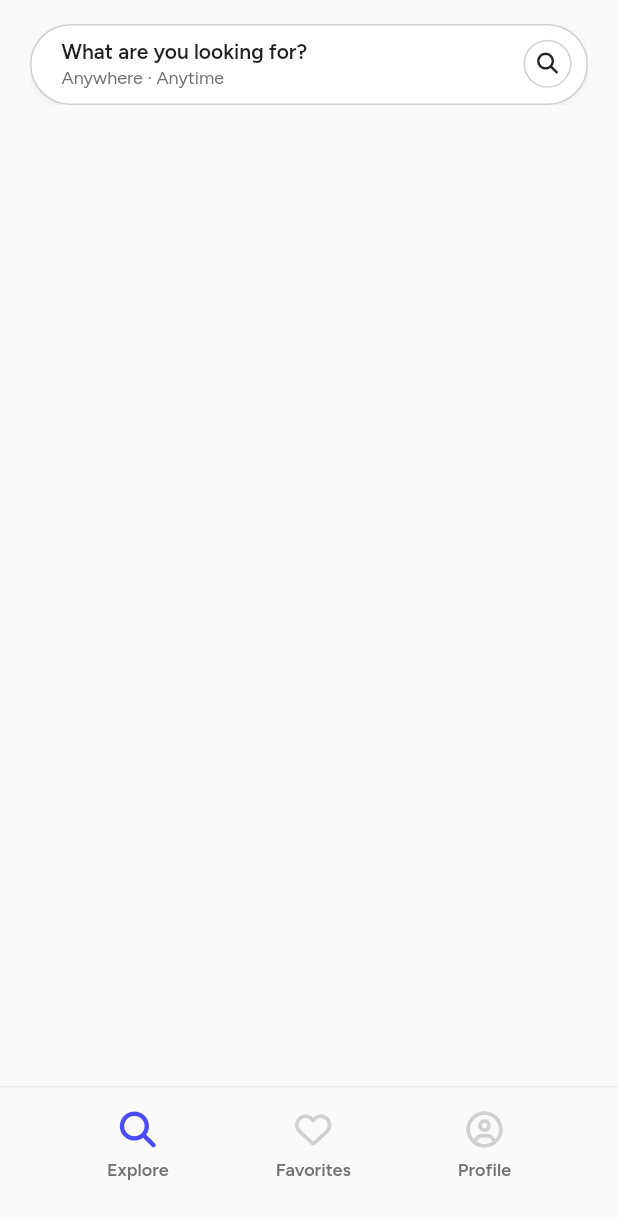
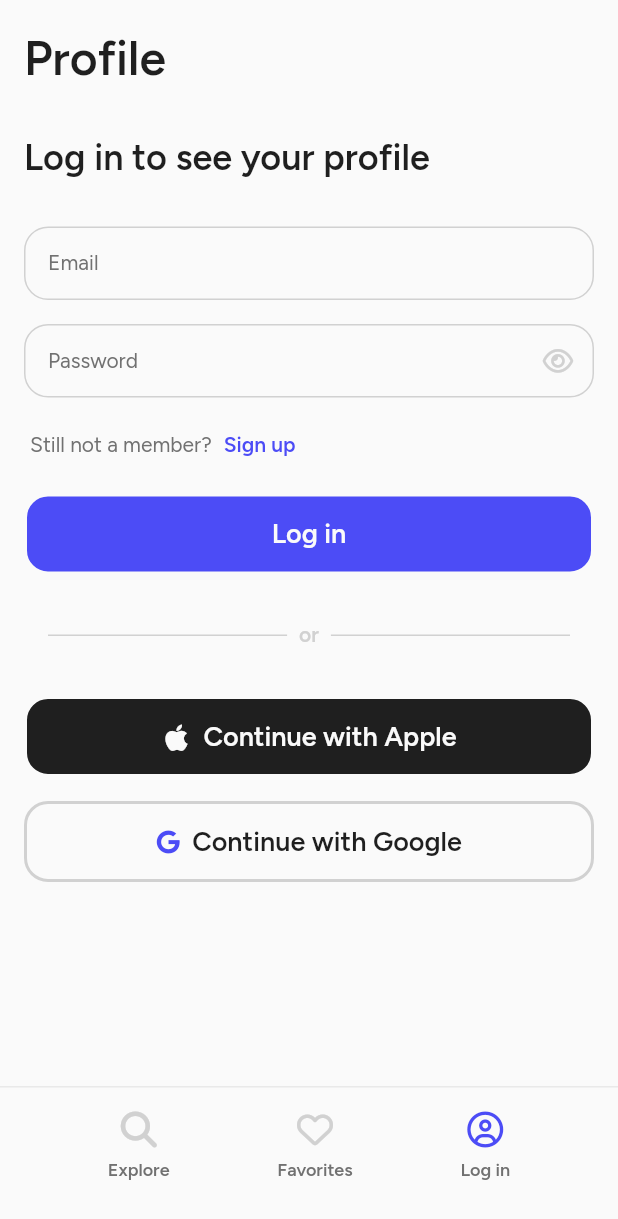
Before and after one commit to gvbsxmoon/closeby-app, a Flutter app: the screen it shows after launch, on a phone screen of 412 x 824 dp. Shown: the top 1219 px of the screen. Run offline on Flutter 3.47's test engine with Material 2 defaults, Android fonts, the phone set to English and light mode, and no system bars; our stand-ins replace font_awesome_flutter, go_router, google_fonts.

Commit message:
ADD | login page

```diff
--- a/lib/components/cb-components/button.dart
+++ b/lib/components/cb-components/button.dart
@@ -47,6 +47,7 @@ class _CBButtonState extends State<CBButton> {
           ),
         ),
         child: Row(
+            crossAxisAlignment: CrossAxisAlignment.center,
             mainAxisAlignment: widget.expanded
                 ? MainAxisAlignment.center
                 : MainAxisAlignment.start,
@@ -54,7 +55,7 @@ class _CBButtonState extends State<CBButton> {
               if (widget.icon != null)
                 Icon(
                   widget.icon,
-                  size: 16,
+                  size: widget.appleButton ? 20 : 16,
                   color: widget.outlined
                       ? AppColor.rebeccaPurple
                       : AppColor.offWhite,
--- /dev/null
+++ b/lib/components/cb-components/separator.dart
@@ -0,0 +1,39 @@
+import 'package:closeby/utils/colors.dart';
+import 'package:closeby/utils/fonts.dart';
+import 'package:flutter/material.dart';
+
+class CBSeparator extends StatelessWidget {
+  const CBSeparator({super.key});
+
+  @override
+  Widget build(BuildContext context) {
+    return Padding(
+      padding: const EdgeInsets.symmetric(vertical: 32.0),
+      child: Row(
+        crossAxisAlignment: CrossAxisAlignment.center,
+        children: [
+          const SizedBox(width: 16),
+          Expanded(
+            child: Divider(
+              thickness: 1,
+              color: AppColor.darkGrey,
+            ),
+          ),
+          const SizedBox(width: 8),
+          Text(
+            'or',
+            style: AppFonts.figtree(color: AppColor.darkGrey),
+          ),
+          const SizedBox(width: 8),
+          Expanded(
+            child: Divider(
+              thickness: 1,
+              color: AppColor.darkGrey,
+            ),
+          ),
+          const SizedBox(width: 16),
+        ],
+      ),
+    );
+  }
+}
--- a/lib/components/cb-components/text_field.dart
+++ b/lib/components/cb-components/text_field.dart
@@ -2,6 +2,7 @@ import 'package:closeby/utils/colors.dart';
 import 'package:closeby/utils/fonts.dart';
 import 'package:flutter/material.dart';
 import 'package:flutter/services.dart';
+import 'package:font_awesome_flutter/font_awesome_flutter.dart';
 
 class CBTextField extends StatefulWidget {
   const CBTextField({
@@ -12,6 +13,8 @@ class CBTextField extends StatefulWidget {
     this.keyboardType,
     this.controller,
     this.obscureText = false,
+    this.showPassword,
+    this.showEye = false,
     this.inputFormatters = const [],
     this.validator,
   });
@@ -20,6 +23,8 @@ class CBTextField extends StatefulWidget {
   final void Function(String)? onChanged;
   final TextInputType? keyboardType;
   final bool obscureText;
+  final Function()? showPassword;
+  final bool showEye;
   final bool borderColored;
   final TextEditingController? controller;
   final List<TextInputFormatter> inputFormatters;
@@ -51,15 +56,21 @@ class _CBTextFieldState extends State<CBTextField> {
       onChanged: (v) => setState(() {
         if (widget.onChanged != null) widget.onChanged!(v);
       }),
-      style: AppFonts.figtree(fontSize: 18),
+      style: AppFonts.figtree(),
       keyboardType: widget.keyboardType,
       obscureText: widget.obscureText,
       decoration: InputDecoration(
+        suffixIcon: widget.showEye ? GestureDetector(
+          onTap: widget.showPassword,
+          child: Icon(
+            widget.obscureText ? FontAwesomeIcons.eye : FontAwesomeIcons.eyeSlash,
+            color: AppColor.darkGrey,
+          ),
+        ) : null,
         isDense: true,
         filled: true,
         fillColor: AppColor.offWhite,
-        contentPadding:
-            const EdgeInsets.symmetric(vertical: 16, horizontal: 16),
+        contentPadding: const EdgeInsets.all(16),
         hintText: widget.hintText,
         enabledBorder: controller.text.isNotEmpty
             ? OutlineInputBorder(
@@ -86,6 +97,10 @@ class _CBTextFieldState extends State<CBTextField> {
         errorStyle: AppFonts.figtree(
           color: AppColor.salmonPink,
         ),
+        hintStyle: AppFonts.figtree(
+          color: AppColor.secondaryBlack,
+          fontWeight: FontWeight.w400,
+        ),
       ),
     );
   }
--- a/lib/components/cb-components/wrapper.dart
+++ b/lib/components/cb-components/wrapper.dart
@@ -1,15 +1,18 @@
 import "package:closeby/components/navbar.dart";
 import "package:closeby/utils/colors.dart";
+import "package:closeby/utils/fonts.dart";
 import "package:flutter/material.dart";
 
 class CBWrapper extends StatelessWidget {
   const CBWrapper({
     super.key,
     this.margin = false,
+    this.title,
     required this.child,
   });
 
   final bool margin;
+  final String? title;
   final Widget child;
 
   @override
@@ -22,7 +25,20 @@ class CBWrapper extends StatelessWidget {
           margin: margin
               ? const EdgeInsets.symmetric(vertical: 20, horizontal: 16)
               : null,
-          child: child,
+          child: Column(
+            crossAxisAlignment: CrossAxisAlignment.start,
+            children: [
+              if (title != null)
+                Padding(
+                  padding: const EdgeInsets.only(bottom: 32.0),
+                  child: Text(
+                    title!,
+                    style: AppFonts.figtree(fontSize: 32),
+                  ),
+                ),
+              Expanded(child: child),
+            ],
+          ),
         ),
       ),
       bottomNavigationBar: const Navbar(),
--- a/lib/components/navbar.dart
+++ b/lib/components/navbar.dart
@@ -36,7 +36,7 @@ class Navbar extends StatelessWidget {
             ),
             NavbarItem(
               icon: FontAwesomeIcons.circleUser,
-              label: 'Profile',
+              label: 'Log in',
               route: '/profile',
             ),
           ],
--- /dev/null
+++ b/lib/components/profile/profile_buttons.dart
@@ -0,0 +1,28 @@
+import 'package:closeby/components/cb-components/button.dart';
+import 'package:flutter/material.dart';
+import 'package:font_awesome_flutter/font_awesome_flutter.dart';
+
+class ProfileSignServiceButtons extends StatelessWidget {
+  const ProfileSignServiceButtons({super.key});
+
+  @override
+  Widget build(BuildContext context) {
+    return Column(
+      children: [
+        CBButton(
+            expanded: true,
+            appleButton: true,
+            icon: FontAwesomeIcons.apple,
+            label: "Continue with Apple",
+            onTap: () {}),
+        const SizedBox(height: 16),
+        CBButton(
+            expanded: true,
+            outlined: true,
+            icon: FontAwesomeIcons.google,
+            label: "Continue with Google",
+            onTap: () {}),
+      ],
+    );
+  }
+}
--- /dev/null
+++ b/lib/components/profile/profile_signin.dart
@@ -0,0 +1,121 @@
+import 'package:closeby/components/cb-components/button.dart';
+import 'package:closeby/components/cb-components/text_field.dart';
+import 'package:closeby/utils/colors.dart';
+import 'package:closeby/utils/fonts.dart';
+import 'package:flutter/material.dart';
+import 'package:flutter/services.dart';
+
+class ProfileSignIn extends StatefulWidget {
+  const ProfileSignIn({
+    super.key,
+    required this.onSignUp,
+  });
+
+  final Function() onSignUp;
+
+  @override
+  State<ProfileSignIn> createState() => _ProfileSignInState();
+}
+
+class _ProfileSignInState extends State<ProfileSignIn> {
+  final _formKey = GlobalKey<FormState>();
+  final RegExp _emailRegex = RegExp(
+      r"^[a-zA-Z0-9.a-zA-Z0-9.!#$%&'*+-/=?^_`{|}~]+@[a-zA-Z0-9]+\.[a-zA-Z]+");
+
+  String _email = "";
+  String _password = "";
+
+  bool _obscureText = true;
+
+  void _onSubmit() {
+    if (_formKey.currentState!.validate()) {
+      print(_email + " " + _password);
+      ScaffoldMessenger.of(context).showSnackBar(
+        SnackBar(
+          backgroundColor: AppColor.rebeccaPurple,
+          content: Text(
+            "Logging in...",
+            style: AppFonts.figtree(color: AppColor.offWhite),
+          ),
+        ),
+      );
+    }
+  }
+
+  @override
+  Widget build(BuildContext context) {
+    return Column(
+      crossAxisAlignment: CrossAxisAlignment.start,
+      children: [
+        Text(
+          "Log in to see your profile",
+          style: AppFonts.figtree(fontSize: 24),
+        ),
+        const SizedBox(height: 32),
+        Form(
+          key: _formKey,
+          child: Column(
+            children: [
+              CBTextField(
+                hintText: "Email",
+                onChanged: (v) => setState(() {
+                  _email = v;
+                }),
+                validator: (value) {
+                  if (value != null &&
+                      value.isNotEmpty &&
+                      !_emailRegex.hasMatch(value)) {
+                    return 'Please enter a valid email';
+                  }
+                  return null;
+                },
+              ),
+              const SizedBox(height: 16),
+              CBTextField(
+                hintText: "Password",
+                obscureText: _obscureText,
+                showEye: true,
+                showPassword: () {
+                  setState(() {
+                    _obscureText = !_obscureText;
+                  });
+                },
+                onChanged: (v) => setState(() {
+                  _password = v;
+                }),
+                inputFormatters: [
+                  FilteringTextInputFormatter.deny(
+                    RegExp(r'\s'),
+                  ),
+                ],
+              ),
+              const SizedBox(height: 8),
+              Padding(
+                padding: const EdgeInsets.only(left: 4.0),
+                child: Row(
+                  children: [
+                    Text(
+                      'Still not a member?',
+                      style: AppFonts.figtree(
+                          color: AppColor.secondaryBlack,
+                          fontWeight: FontWeight.w400),
+                    ),
+                    TextButton(
+                      onPressed: widget.onSignUp,
+                      child: Text(
+                        'Sign up',
+                        style: AppFonts.figtree(color: AppColor.rebeccaPurple),
+                      ),
+                    ),
+                  ],
+                ),
+              ),
+              const SizedBox(height: 8),
+              CBButton(expanded: true, label: "Log in", onTap: _onSubmit)
+            ],
+          ),
+        )
+      ],
+    );
+  }
+}
--- a/lib/router/router.dart
+++ b/lib/router/router.dart
@@ -6,6 +6,7 @@ import 'package:go_router/go_router.dart';
 
 GoRouter getRouter() {
   return GoRouter(
+    initialLocation: '/profile',
     routes: <RouteBase>[
       GoRoute(
           path: '/',
--- a/lib/view/login.dart
+++ b/lib/view/login.dart
@@ -1,16 +1,52 @@
-import 'package:closeby/components/navbar.dart';
+import 'package:closeby/components/cb-components/separator.dart';
+import 'package:closeby/components/cb-components/wrapper.dart';
+import 'package:closeby/components/profile/profile_buttons.dart';
+import 'package:closeby/components/profile/profile_signin.dart';
+import 'package:closeby/components/profile/profile_signup.dart';
 import 'package:flutter/material.dart';
 
-class Login extends StatelessWidget {
+class Login extends StatefulWidget {
   const Login({super.key});
 
   @override
+  State<Login> createState() => _LoginState();
+}
+
+class _LoginState extends State<Login> {
+  bool _signState = true;
+
+  void _toggleState() {
+    setState(() {
+      _signState = !_signState;
+    });
+  }
+
+  @override
   Widget build(BuildContext context) {
-    return const Scaffold(
-      body: Center(
-        child: Text('ciao'),
+    return CBWrapper(
+      margin: true,
+      title: "Profile",
+      child: SingleChildScrollView(
+        physics: const BouncingScrollPhysics(),
+        child: Column(
+          children: [
+            AnimatedCrossFade(
+              duration: const Duration(milliseconds: 300),
+              firstChild: ProfileSignIn(
+                onSignUp: _toggleState,
+              ),
+              secondChild: ProfileSignUp(
+                onSignIn: _toggleState,
+              ),
+              crossFadeState: _signState
+                  ? CrossFadeState.showFirst
+                  : CrossFadeState.showSecond,
+            ),
+            const CBSeparator(),
+            const ProfileSignServiceButtons()
+          ],
+        ),
       ),
-      bottomNavigationBar: Navbar(),
     );
   }
 }
```
Also changed, not shown: lib/components/cb-components/checkbox.dart (+13 -3 lines), lib/components/profile/profile_signup.dart (added, +163 -0 lines), lib/view/favorites.dart (+7 -6 lines), assets/places/Milan.png (renamed from assets/places/Milano.png), assets/places/Naples.png (renamed from assets/places/Napoli.png), assets/places/Rome.png (renamed from assets/places/Roma.png), assets/places/Turin.png (renamed from assets/places/Torino.png).
